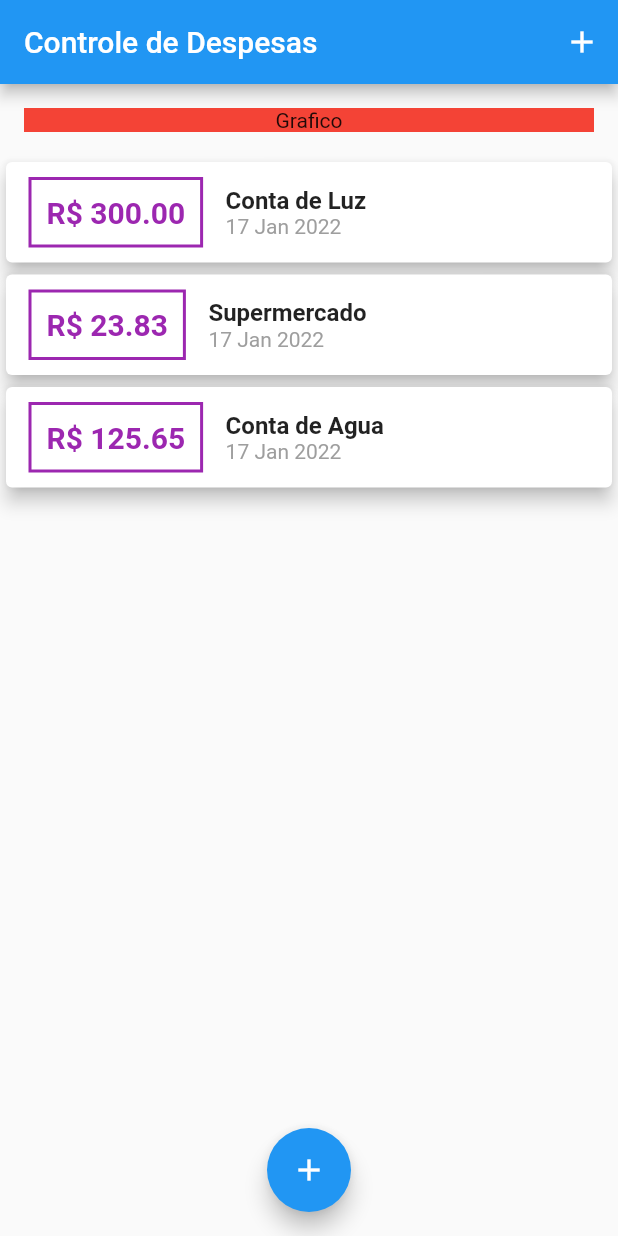
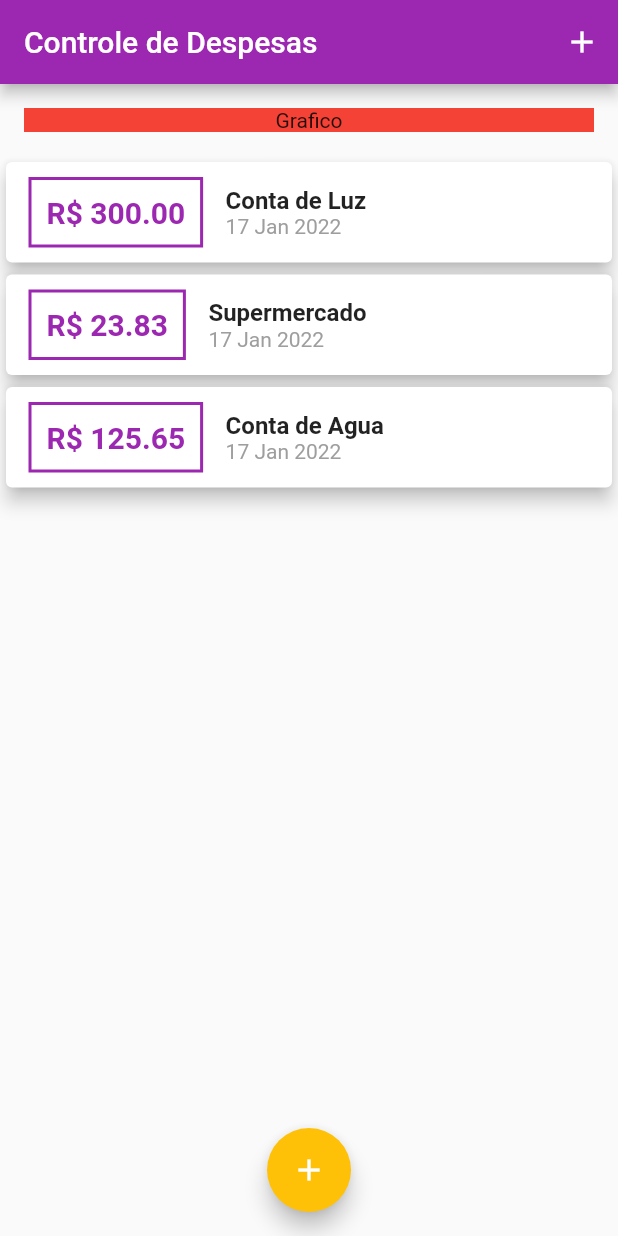
Before and after one commit to GuilhermePalma/Control_Expenses, a Flutter app: the screen it shows after launch, on a phone screen of 412 x 824 dp. Run offline on Flutter 3.47's test engine with Material 2 defaults, Android fonts, the phone set to English and light mode, and no system bars.

Commit message:
Feature: ChangeTheme

```diff
--- a/lib/components/transaction_list.dart
+++ b/lib/components/transaction_list.dart
@@ -26,7 +26,7 @@ class TransactionList extends StatelessWidget {
                   ),
                   decoration: BoxDecoration(
                     border: Border.all(
-                      color: Colors.purple,
+                      color: Theme.of(context).colorScheme.primary,
                       width: 2,
                     ),
                   ),
@@ -34,10 +34,10 @@ class TransactionList extends StatelessWidget {
                   child: Text(
                     'R\$ ${tran.value.toStringAsFixed(2)}',
                     textAlign: TextAlign.center,
-                    style: const TextStyle(
+                    style: TextStyle(
                       fontSize: 20,
                       fontWeight: FontWeight.bold,
-                      color: Colors.purple,
+                      color: Theme.of(context).colorScheme.primary,
                     ),
                   ),
                 ),
--- a/lib/main.dart
+++ b/lib/main.dart
@@ -11,9 +11,13 @@ class MyApp extends StatelessWidget {
 
   @override
   Widget build(BuildContext context) {
-    return const MaterialApp(
+    return MaterialApp(
       debugShowCheckedModeBanner: false,
-      home: MyHomePage(),
+      home: const MyHomePage(),
+      theme: ThemeData(
+        colorScheme: ColorScheme.fromSwatch(primarySwatch: Colors.purple)
+            .copyWith(secondary: Colors.amber),
+      ),
     );
   }
 }
@@ -39,7 +43,8 @@ class _MyHomePageState extends State<MyHomePage> {
   // Metodo REsponsavel por Abrir o Form de Cadastro de Transações
   _openTransactionForm(BuildContext context) {
     showModalBottomSheet(
-        context: context, builder: (_) {
+        context: context,
+        builder: (_) {
           return TransactionForm(_addTransaction);
         });
   }
```
